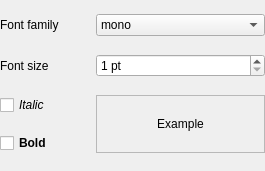
Above: resources/ui/font_widget.ui from open-cogsci/OpenSesame before the change. Below: the same form after it.
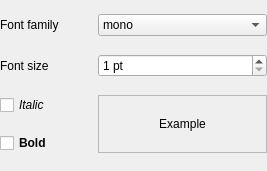
That is the form after the change.

Commit message: Do not choke on translations in font-selection dialog

```diff
--- a/resources/ui/font_widget.ui
+++ b/resources/ui/font_widget.ui
@@ -6,7 +6,7 @@
    <rect>
     <x>0</x>
     <y>0</y>
-    <width>265</width>
+    <width>267</width>
     <height>171</height>
    </rect>
   </property>
```
Left out of the diff: 14 changed lines with no effect on the pictures. The commit also changes 3 other files.
